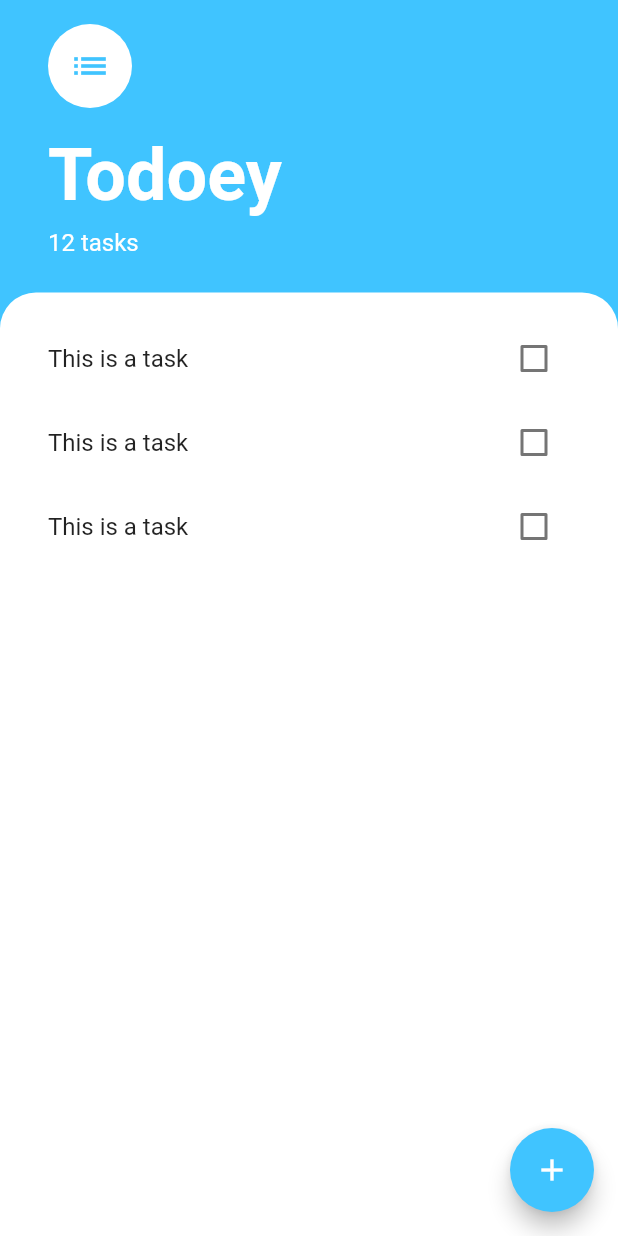
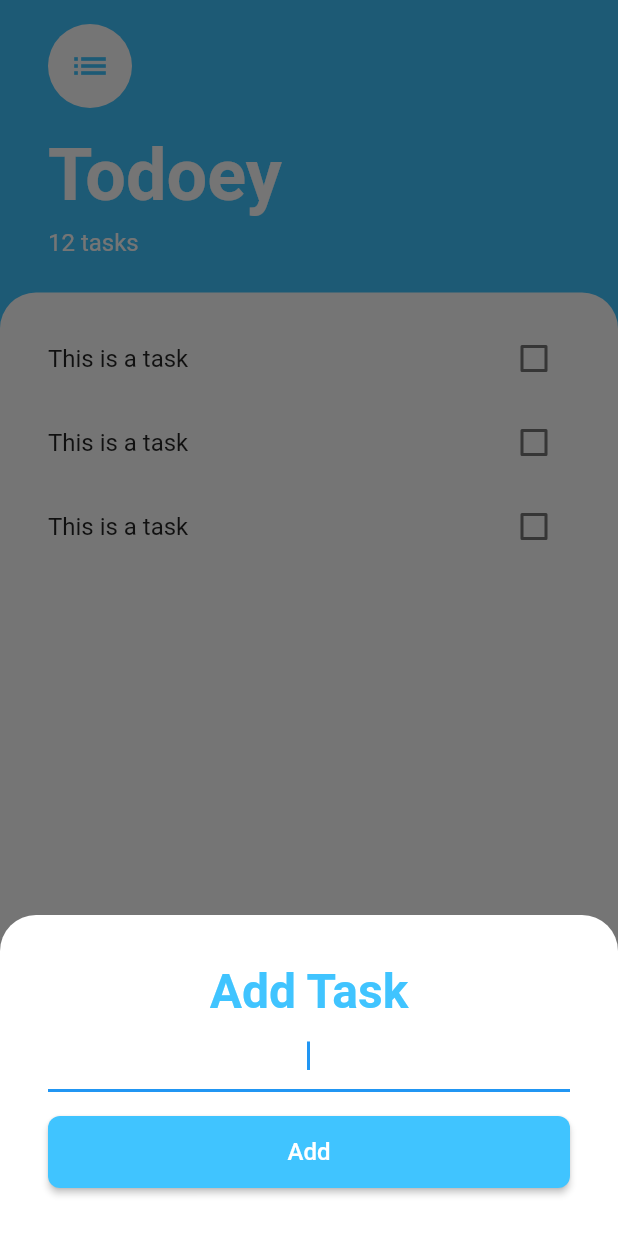
Before and after one commit to herickport/todoey, a Flutter app: the screen it shows after launch, after a tap on the "add" icon, on a phone screen of 412 x 824 dp. Run offline on Flutter 3.47's test engine with Material 2 defaults, Android fonts, the phone set to English and light mode, and no system bars.

Commit message:
Building add task screen with ModalBottomSheet

```diff
--- /dev/null
+++ b/lib/screens/add_task_screen.dart
@@ -0,0 +1,58 @@
+import 'package:flutter/material.dart';
+
+class AddTaskScreen extends StatelessWidget {
+  @override
+  Widget build(BuildContext context) {
+    return SingleChildScrollView(
+      child: Container(
+        padding: EdgeInsets.only(
+          bottom: MediaQuery.of(context).viewInsets.bottom,
+        ),
+        child: Container(
+          padding: EdgeInsets.all(32.0),
+          decoration: BoxDecoration(
+            color: Colors.white,
+            borderRadius: BorderRadius.only(
+              topLeft: Radius.circular(24.0),
+              topRight: Radius.circular(24.0),
+            ),
+          ),
+          child: Column(
+            crossAxisAlignment: CrossAxisAlignment.stretch,
+            children: <Widget>[
+              Text(
+                'Add Task',
+                textAlign: TextAlign.center,
+                style: TextStyle(
+                  color: Colors.lightBlueAccent,
+                  fontSize: 32.0,
+                  fontWeight: FontWeight.w700,
+                ),
+              ),
+              TextField(
+                autofocus: true,
+                textAlign: TextAlign.center,
+              ),
+              SizedBox(height: 16.0),
+              SizedBox(
+                height: 48.0,
+                child: RaisedButton(
+                  shape: RoundedRectangleBorder(
+                    borderRadius: BorderRadius.circular(8.0),
+                  ),
+                  onPressed: () {},
+                  color: Colors.lightBlueAccent,
+                  textColor: Colors.white,
+                  child: Text(
+                    'Add',
+                    style: TextStyle(fontSize: 16.0),
+                  ),
+                ),
+              ),
+            ],
+          ),
+        ),
+      ),
+    );
+  }
+}
--- a/lib/screens/tasks_screen.dart
+++ b/lib/screens/tasks_screen.dart
@@ -1,12 +1,20 @@
 import 'package:flutter/material.dart';
 import 'package:todoey/components/tasks_list.dart';
+import 'package:todoey/screens/add_task_screen.dart';
 
 class TasksScreen extends StatelessWidget {
   @override
   Widget build(BuildContext context) {
     return Scaffold(
       floatingActionButton: FloatingActionButton(
-        onPressed: () {},
+        onPressed: () {
+          showModalBottomSheet(
+            context: context,
+            isScrollControlled: true,
+            backgroundColor: Colors.transparent,
+            builder: (context) => AddTaskScreen(),
+          );
+        },
         child: Icon(Icons.add),
       ),
       body: SafeArea(
@@ -67,7 +75,7 @@ class TasksScreen extends StatelessWidget {
                 ),
                 child: TasksList(),
               ),
-            )
+            ),
           ],
         ),
       ),
```
